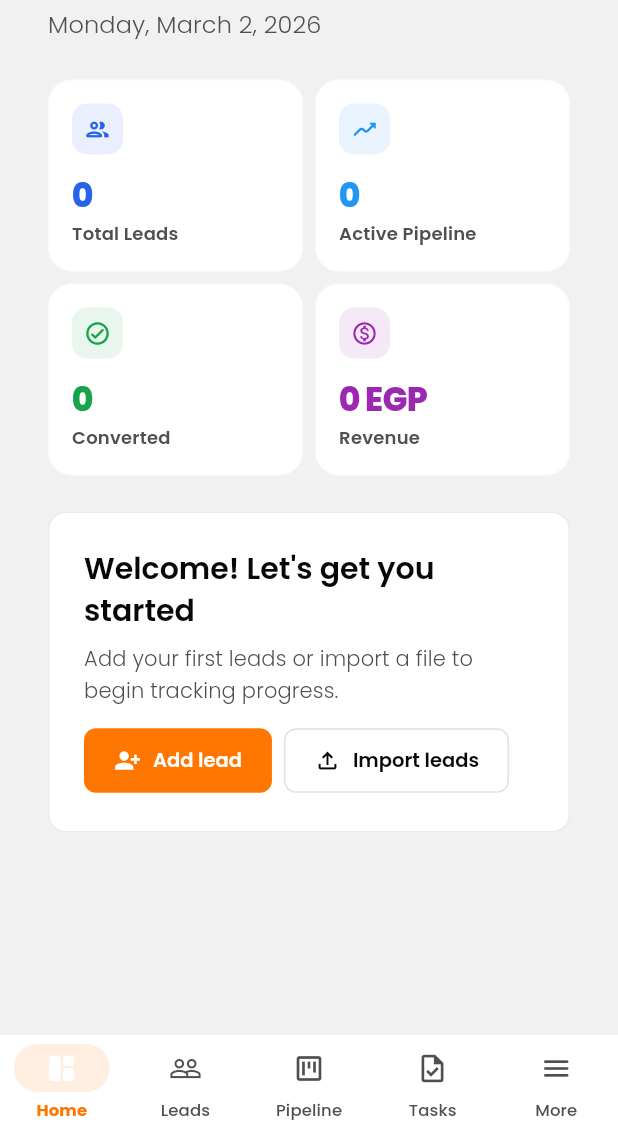
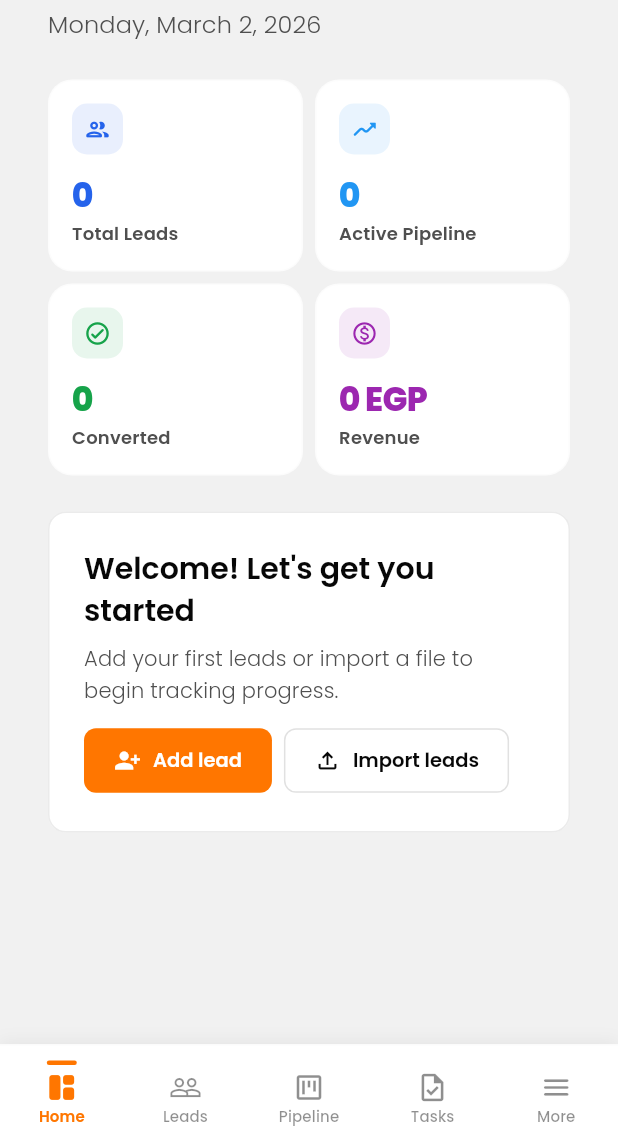
Before and after one commit to anismohamedaniso-commits/anis-crm, a Flutter app: the screen it shows once a user with an empty profile is signed in, on a phone screen of 412 x 824 dp, the part 105-1236 px from its top. Run offline on Flutter 3.47's test engine with Material 3 defaults, Android fonts, the phone set to English and light mode, and no system bars; our stand-ins replace csv, file_picker, go_router, google_fonts, shared_preferences, supabase_flutter; missing offline and left inert: dart:html, excel; accounts and stored records are empty; network calls fail.

Commit message:
Custom slim bottom bar: compact icons, no overlap on phones

```diff
--- a/lib/layout/app_shell.dart
+++ b/lib/layout/app_shell.dart
@@ -218,18 +218,14 @@ class _AppShellState extends State<AppShell> {
       );
     }
 
-    // ── NARROW: bottom bar (5 key items) + drawer for the rest ──────────
-    // Only show the 5 most important nav items on the bottom bar
-    const mobileBottomItems = <(String, IconData, IconData, String)>[
+    // ── NARROW: slim custom bottom bar + drawer ──────────────────────────
+    final mobileItems = <(String, IconData, IconData, String)>[
       ('Home',     Icons.space_dashboard_outlined,  Icons.space_dashboard_rounded,  '/app/dashboard'),
       ('Leads',    Icons.people_outline,            Icons.people_rounded,           '/app/leads'),
       ('Pipeline', Icons.view_kanban_outlined,      Icons.view_kanban_rounded,      '/app/pipeline'),
       ('Tasks',    Icons.task_outlined,             Icons.task_rounded,             '/app/tasks'),
       ('More',     Icons.menu_rounded,              Icons.menu_rounded,             '__drawer__'),
     ];
-
-    final mobileSelIdx = mobileBottomItems.indexWhere((d) => d.$4 != '__drawer__' && location.startsWith(d.$4));
-    final clampedIdx = mobileSelIdx < 0 ? 4 : mobileSelIdx; // default to "More" if current page isn't in bottom 4
 
     return Scaffold(
       key: _scaffoldKey,
@@ -247,7 +243,7 @@ class _AppShellState extends State<AppShell> {
         tt: tt,
         dk: dk,
         onNav: (path) {
-          Navigator.of(context).pop(); // close drawer
+          Navigator.of(context).pop();
           _go(context, path);
         },
         onProfile: () {
@@ -266,24 +262,18 @@ class _AppShellState extends State<AppShell> {
           child: widget.child,
         ),
       ),
-      bottomNavigationBar: NavigationBar(
-        selectedIndex: clampedIdx,
-        onDestinationSelected: (i) {
-          if (mobileBottomItems[i].$4 == '__drawer__') {
+      bottomNavigationBar: _SlimBottomBar(
+        items: mobileItems,
+        location: location,
+        cs: cs,
+        dk: dk,
+        onTap: (path) {
+          if (path == '__drawer__') {
             _scaffoldKey.currentState?.openDrawer();
           } else {
-            _go(context, mobileBottomItems[i].$4);
+            _go(context, path);
           }
         },
-        height: 64,
-        labelBehavior: NavigationDestinationLabelBehavior.alwaysShow,
-        destinations: mobileBottomItems
-            .map((d) => NavigationDestination(
-                  icon: Icon(d.$2, size: 22),
-                  selectedIcon: Icon(d.$3, size: 22),
-                  label: d.$1,
-                ))
-            .toList(),
       ),
     );
   }
@@ -313,6 +303,96 @@ class _AppShellState extends State<AppShell> {
         padding: const EdgeInsets.symmetric(vertical: 6, horizontal: 8),
         child: Divider(height: 1, color: cs.outline.withValues(alpha: 0.05)),
       );
+}
+
+// ═══════════════════════════════════════════════════════════════════════════════
+// SLIM BOTTOM BAR — custom, compact, no overlap on phones
+// ═══════════════════════════════════════════════════════════════════════════════
+
+class _SlimBottomBar extends StatelessWidget {
+  const _SlimBottomBar({
+    required this.items,
+    required this.location,
+    required this.cs,
+    required this.dk,
+    required this.onTap,
+  });
+  final List<(String, IconData, IconData, String)> items;
+  final String location;
+  final ColorScheme cs;
+  final bool dk;
+  final ValueChanged<String> onTap;
+
+  @override
+  Widget build(BuildContext context) {
+    final bottomPad = MediaQuery.of(context).padding.bottom;
+    return Container(
+      decoration: BoxDecoration(
+        color: dk ? const Color(0xFF111115) : Colors.white,
+        border: Border(top: BorderSide(color: cs.outline.withValues(alpha: dk ? 0.10 : 0.08))),
+        boxShadow: [
+          BoxShadow(
+            color: Colors.black.withValues(alpha: dk ? 0.20 : 0.05),
+            blurRadius: 8,
+            offset: const Offset(0, -2),
+          ),
+        ],
+      ),
+      padding: EdgeInsets.only(bottom: bottomPad, top: 6),
+      child: Row(
+        mainAxisAlignment: MainAxisAlignment.spaceAround,
+        children: items.map((item) {
+          final isActive = item.$4 != '__drawer__' && location.startsWith(item.$4);
+          final isMore = item.$4 == '__drawer__';
+          // Highlight "More" when the current page isn't any of the bottom items
+          final moreHighlight = isMore && !items.any((d) => d.$4 != '__drawer__' && location.startsWith(d.$4));
+          final active = isActive || moreHighlight;
+          final color = active ? cs.primary : cs.onSurface.withValues(alpha: 0.45);
+          final icon = active ? item.$3 : item.$2;
+
+          return Expanded(
+            child: GestureDetector(
+              behavior: HitTestBehavior.opaque,
+              onTap: () => onTap(item.$4),
+              child: Padding(
+                padding: const EdgeInsets.symmetric(vertical: 4),
+                child: Column(
+                  mainAxisSize: MainAxisSize.min,
+                  children: [
+                    // Active dot indicator
+                    AnimatedContainer(
+                      duration: const Duration(milliseconds: 200),
+                      width: active ? 20 : 0,
+                      height: 3,
+                      margin: const EdgeInsets.only(bottom: 4),
+                      decoration: BoxDecoration(
+                        color: active ? cs.primary : Colors.transparent,
+                        borderRadius: BorderRadius.circular(2),
+                      ),
+                    ),
+                    Icon(icon, size: 22, color: color),
+                    const SizedBox(height: 2),
+                    Text(
+                      item.$1,
+                      style: TextStyle(
+                        fontSize: 10,
+                        fontWeight: active ? FontWeight.w600 : FontWeight.w500,
+                        color: color,
+                        letterSpacing: 0.1,
+                        height: 1.2,
+                      ),
+                      maxLines: 1,
+                      overflow: TextOverflow.ellipsis,
+                    ),
+                  ],
+                ),
+              ),
+            ),
+          );
+        }).toList(),
+      ),
+    );
+  }
 }
 
 // ═══════════════════════════════════════════════════════════════════════════════
```
